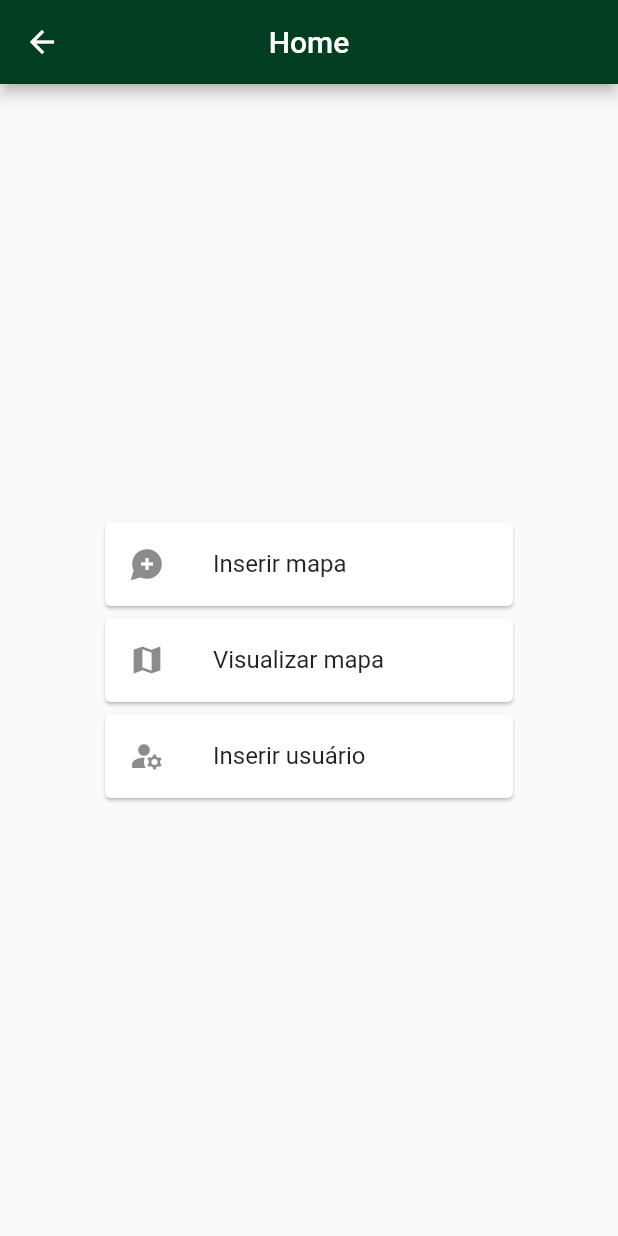
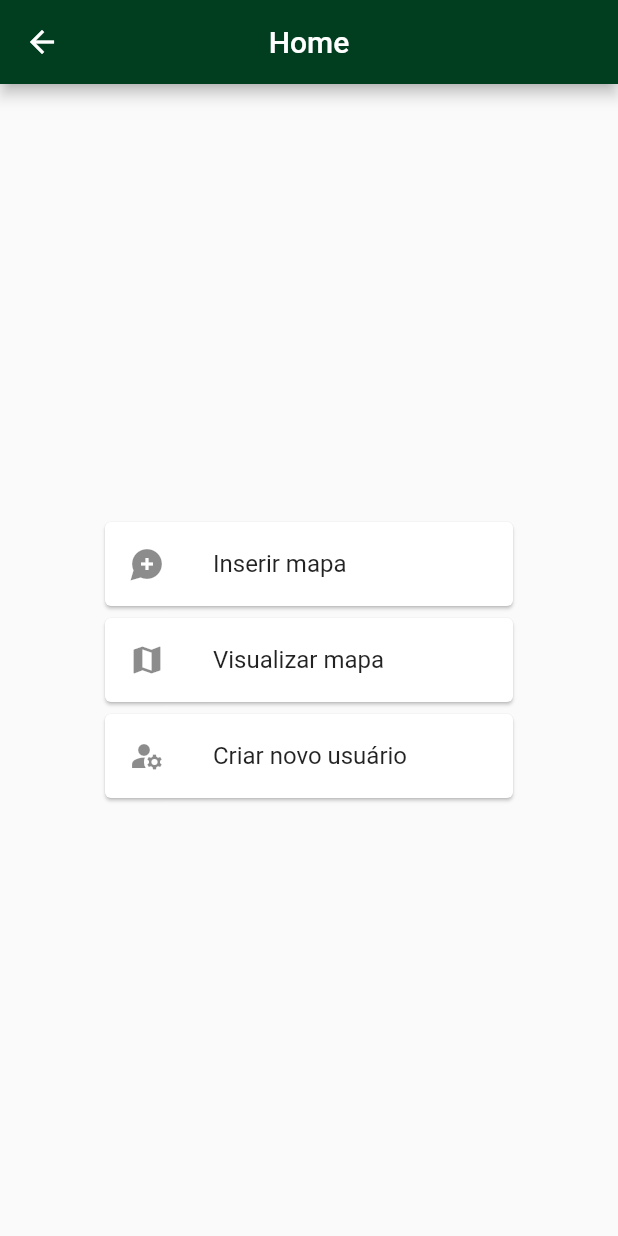
Before and after one commit to marcos-bah/modulo1_deficientes_visuais_proex, a Flutter app: the HomeView screen opened by its route, on a phone screen of 412 x 824 dp. Run offline on Flutter 3.47's test engine with Material 2 defaults, Android fonts, the light colour scheme and no system bars; our stand-ins replace dio, rx_notifier; accounts and stored records are empty.

Commit message:
[ADD] Corrigindo rota para inserir usuario na pagina home

```diff
--- a/lib/src/features/home/home.view.dart
+++ b/lib/src/features/home/home.view.dart
@@ -45,9 +45,9 @@ class HomeView extends StatelessWidget {
                 Card(
                   child: ListTile(
                     leading: Icon(Icons.manage_accounts),
-                    title: Text("Inserir usuário"),
+                    title: Text("Criar novo usuário"),
                     onTap: () {
-                      Navigator.of(context).pushNamed("/insert-user");
+                      Navigator.of(context).pushNamed("/create-account");
                     },
                   ),
                 ),
```
